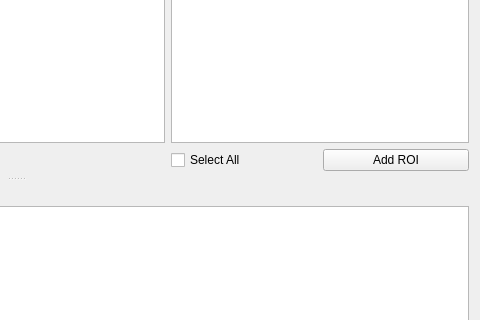
Qt form modules/CEAMSModules/DetectionsCohortReview/Ui_DetectionsCohortReviewSettingsView.ui (SnoozToolbox/snooz-package-ceams) before a commit; both pictures show x 449 to 929 and y 245 to 565 of the 929 by 800 pixel window.
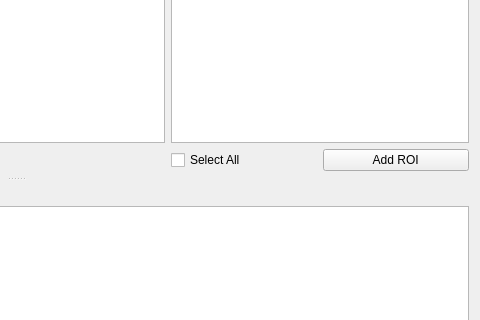
The same form after that commit.

```diff
--- a/modules/CEAMSModules/DetectionsCohortReview/Ui_DetectionsCohortReviewSettingsView.ui
+++ b/modules/CEAMSModules/DetectionsCohortReview/Ui_DetectionsCohortReviewSettingsView.ui
@@ -101,7 +101,7 @@
             <string>Rename your channel labels first. Adding the ROIs must be the final step.</string>
            </property>
            <property name="text">
-            <string>Add ROI</string>
+            <string>   Add ROI   </string>
            </property>
           </widget>
          </item>
```
